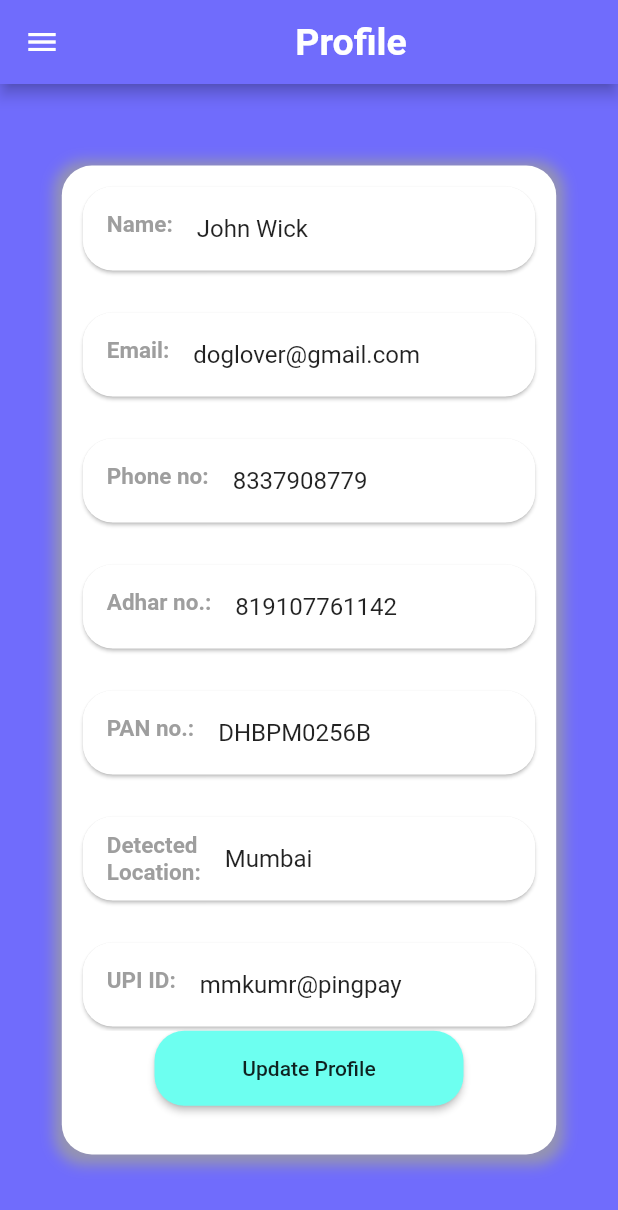
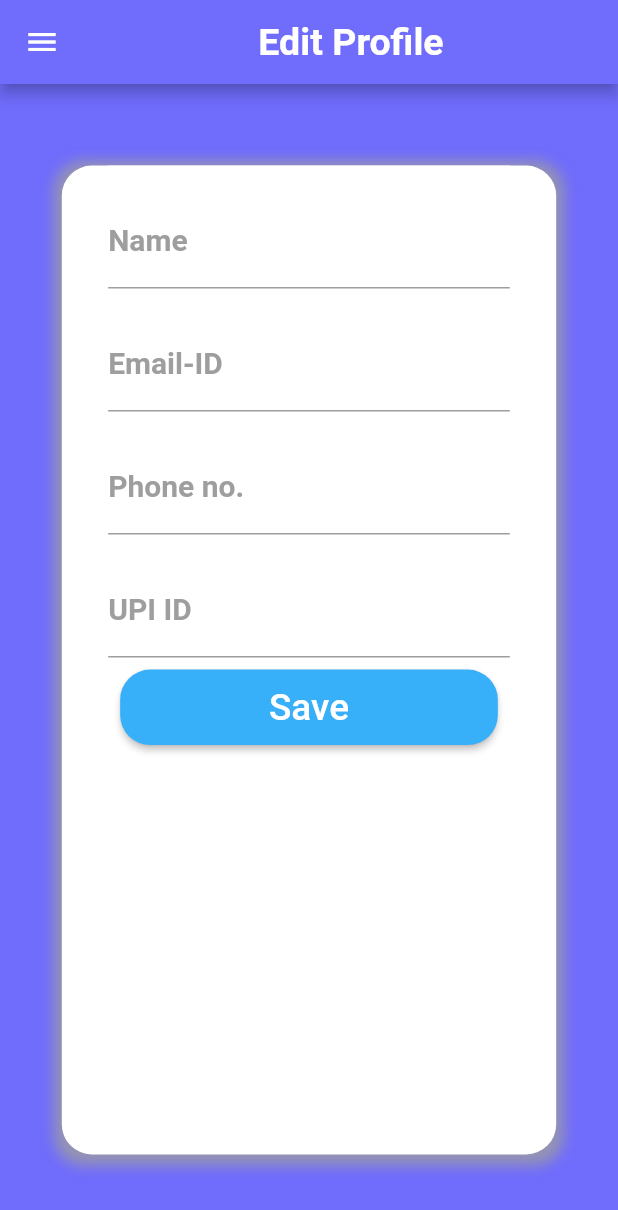
Before and after one commit to mmkumr/pyable, a Flutter app: the Profile screen opened by its route, after a tap on "Update Profile", on a phone screen of 412 x 824 dp. Shown: the top 1210 px of the screen. Run offline on Flutter 3.47's test engine with Material 2 defaults, Android fonts, the phone set to English and light mode, and no system bars; our stand-ins replace font_awesome_flutter, percent_indicator, permission_handler; missing offline and left inert: barcode_scan_fix, nearby_connections.

Commit message:
completed UI of update profile.

```diff
--- a/lib/profile.dart
+++ b/lib/profile.dart
@@ -1,5 +1,6 @@
 import 'package:flutter/cupertino.dart';
 import 'package:flutter/material.dart';
+import 'package:pyable/update_profile.dart';
 import 'package:pyable/widget/sidepanel.dart';
 import 'package:flutter/foundation.dart';
 import 'package:pyable/widget/titlebar.dart';
@@ -224,7 +225,10 @@ class _ProfileState extends State<Profile> {
                 ),
               ),
               MaterialButton(
-                onPressed: () {},
+                onPressed: () {
+                  Navigator.of(context)
+                      .pushReplacementNamed(UpdateProfile.name);
+                },
                 color: Color(0xff6DFFF0),
                 height: 50,
                 minWidth: w * 0.5,
--- a/lib/update_profile.dart
+++ b/lib/update_profile.dart
@@ -1,31 +1,32 @@
 import 'package:flutter/cupertino.dart';
 import 'package:flutter/material.dart';
+import 'package:pyable/widget/sidepanel.dart';
+import 'package:pyable/widget/titlebar.dart';
 
-class User extends StatefulWidget {
-  final userType;
-  User({this.userType});
-
+class UpdateProfile extends StatefulWidget {
   @override
-  _UserState createState() => _UserState();
+  _UpdateProfileState createState() => _UpdateProfileState();
+  static String name = "/updateProfile";
 }
 
-class _UserState extends State<User> {
+class _UpdateProfileState extends State<UpdateProfile> {
   final _formKey = GlobalKey<FormState>();
   @override
   Widget build(BuildContext context) {
     var h = MediaQuery.of(context).size.height;
     var w = MediaQuery.of(context).size.width;
     return Scaffold(
-      body: Container(
-        width: w,
-        height: h,
-        decoration: BoxDecoration(
-          image: DecorationImage(
-            image: AssetImage("assets/img/background.png"),
-            fit: BoxFit.cover,
+      resizeToAvoidBottomInset: false,
+      backgroundColor: Color(0xff706CFC),
+      appBar: AppBar(
+        backgroundColor: Color(0xff706CFC),
+        title: TitleBar(
+          title: "Edit Profile",
+          logo: false,
         ),
       ),
-        child: Center(
+      drawer: SidePanel(),
+      body: Center(
         child: Container(
           height: h * 0.8,
           width: w * 0.8,
@@ -47,17 +48,6 @@ class _UserState extends State<User> {
           ),
           child: Column(
             children: [
-                Padding(
-                  padding: const EdgeInsets.all(8.0),
-                  child: Text(
-                    widget.userType,
-                    style: TextStyle(
-                      color: Color(0xff6DFFF0),
-                      fontWeight: FontWeight.bold,
-                      fontSize: 30,
-                    ),
-                  ),
-                ),
               SingleChildScrollView(
                 child: Container(
                   width: w * 0.65,
@@ -67,14 +57,16 @@ class _UserState extends State<User> {
                     key: _formKey,
                     child: ListView(
                       children: [
-                          TextFormField(
+                        Padding(
+                          padding: const EdgeInsets.only(top: 20),
+                          child: TextFormField(
                             //controller: _name,
                             decoration: InputDecoration(
                               fillColor: Color(0xff6DFFF0),
-                              hintText: "Full Name",
-                              labelText: "Full Name",
+                              hintText: "Name",
+                              labelText: "Name",
                               labelStyle: TextStyle(
-                                color: Color(0xff6DFFF0),
+                                color: Colors.grey,
                                 fontWeight: FontWeight.bold,
                                 fontSize: 20,
                               ),
@@ -90,19 +82,97 @@ class _UserState extends State<User> {
                               return null;
                             },
                           ),
-
+                        ),
+                        Padding(
+                          padding: const EdgeInsets.only(top: 20),
+                          child: TextFormField(
+                            //controller: _name,
+                            decoration: InputDecoration(
+                              fillColor: Color(0xff6DFFF0),
+                              hintText: "Email-ID",
+                              labelText: "Email-ID",
+                              labelStyle: TextStyle(
+                                color: Colors.grey,
+                                fontWeight: FontWeight.bold,
+                                fontSize: 20,
+                              ),
+                              border: UnderlineInputBorder(
+                                  borderSide: BorderSide(
+                                color: Color(0xff6DFFF0),
+                              )),
+                            ),
+                            validator: (value) {
+                              if (value!.isEmpty) {
+                                return "The name field cannot be empty";
+                              }
+                              return null;
+                            },
+                          ),
+                        ),
+                        Padding(
+                          padding: const EdgeInsets.only(top: 20),
+                          child: TextFormField(
+                            //controller: _name,
+                            decoration: InputDecoration(
+                              fillColor: Color(0xff6DFFF0),
+                              hintText: "Phone no.",
+                              labelText: "Phone no.",
+                              labelStyle: TextStyle(
+                                color: Colors.grey,
+                                fontWeight: FontWeight.bold,
+                                fontSize: 20,
+                              ),
+                              border: UnderlineInputBorder(
+                                  borderSide: BorderSide(
+                                color: Color(0xff6DFFF0),
+                              )),
+                            ),
+                            validator: (value) {
+                              if (value!.isEmpty) {
+                                return "The name field cannot be empty";
+                              }
+                              return null;
+                            },
+                          ),
+                        ),
+                        Padding(
+                          padding: const EdgeInsets.only(top: 20),
+                          child: TextFormField(
+                            //controller: _name,
+                            decoration: InputDecoration(
+                              fillColor: Color(0xff6DFFF0),
+                              hintText: "UPI ID",
+                              labelText: "UPI ID",
+                              labelStyle: TextStyle(
+                                color: Colors.grey,
+                                fontWeight: FontWeight.bold,
+                                fontSize: 20,
+                              ),
+                              border: UnderlineInputBorder(
+                                  borderSide: BorderSide(
+                                color: Color(0xff6DFFF0),
+                              )),
+                            ),
+                            validator: (value) {
+                              if (value!.isEmpty) {
+                                return "The name field cannot be empty";
+                              }
+                              return null;
+                            },
+                          ),
+                        ),
                         Padding(
                           padding: const EdgeInsets.all(8.0),
                           child: MaterialButton(
                             height: h * 0.061,
                             minWidth: w * 0.487,
-                              color: Color(0xff6DFFF0),
+                            color: Color(0xff38AFF9),
                             shape: RoundedRectangleBorder(
                               borderRadius: BorderRadius.circular(20),
                             ),
                             onPressed: () {},
                             child: Text(
-                                "Save and Next",
+                              "Save",
                               style: TextStyle(
                                 fontSize: w * 0.06,
                                 color: Colors.white,
@@ -119,7 +189,6 @@ class _UserState extends State<User> {
           ),
         ),
       ),
-      ),
     );
   }
 }
--- a/lib/widget/routes.dart
+++ b/lib/widget/routes.dart
@@ -6,6 +6,7 @@ import 'package:pyable/money_withdraw.dart';
 import 'package:pyable/profile.dart';
 import 'package:pyable/receive.dart';
 import 'package:pyable/send.dart';
+import 'package:pyable/update_profile.dart';
 import 'package:pyable/wallet.dart';
 import '../home.dart';
 
@@ -20,5 +21,6 @@ class MyRoute {
     MoneyWithdraw.name: (context) => MoneyWithdraw(),
     Profile.name: (context) => Profile(),
     AddMoney.name: (context) => AddMoney(),
+    UpdateProfile.name: (context) => UpdateProfile(),
   };
 }
--- a/lib/widget/sidepanel.dart
+++ b/lib/widget/sidepanel.dart
@@ -4,6 +4,7 @@ import 'package:font_awesome_flutter/font_awesome_flutter.dart';
 import 'package:pyable/contact.dart';
 import 'package:pyable/home.dart';
 import 'package:pyable/profile.dart';
+import 'package:pyable/update_profile.dart';
 
 class SidePanel extends StatefulWidget {
   SidePanel({Key? key}) : super(key: key);
@@ -87,7 +88,9 @@ class _SidePanelState extends State<SidePanel> {
             ),
           ),
           InkWell(
-            onTap: () {},
+            onTap: () {
+              Navigator.of(context).pushNamed(UpdateProfile.name);
+            },
             child: ListTile(
               leading: Icon(Icons.perm_identity),
               title: Text(
```
Lines whose indentation alone changed are shown as unchanged.
